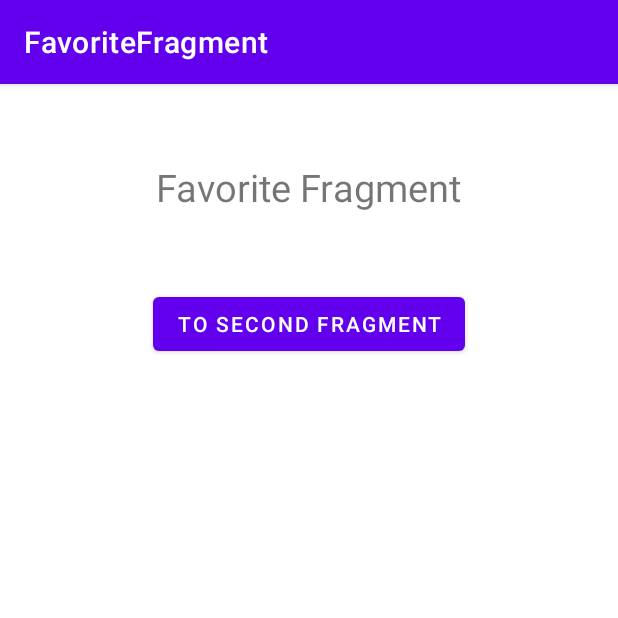
After one commit to muratalarcin/YemekTarifi, an Android app: the FavoriteFragment screen opened through its navigation route, on a phone screen of 412 x 824 dp, the top half of it. The commit adds this screen. Run offline under Robolectric (Android 15) with nearby library versions, the phone set to English and light mode, and no system bars; our stand-ins replace data binding, navigation-ui.

Commit message:
Navigation graph created

```diff
--- a/app/build.gradle
+++ b/app/build.gradle
@@ -15,6 +15,7 @@ android {
         targetSdk 33
         versionCode 1
         versionName "1.0"
+        viewBinding.enabled = true
 
         testInstrumentationRunner "androidx.test.runner.AndroidJUnitRunner"
         vectorDrawables {
--- a/app/src/main/AndroidManifest.xml
+++ b/app/src/main/AndroidManifest.xml
@@ -13,7 +13,7 @@
         android:theme="@style/Theme.YemekTarifi"
         tools:targetApi="31">
         <activity
-            android:name=".MainActivity"
+            android:name=".view.MainActivity"
             android:exported="true"
             android:label="@string/title_activity_main"
             android:theme="@style/Theme.YemekTarifi">
--- /dev/null
+++ b/app/src/main/java/com/muratalarcin/yemektarifi/view/FavoriteFragment.kt
@@ -0,0 +1,36 @@
+package com.muratalarcin.yemektarifi.view
+
+import android.os.Bundle
+import androidx.fragment.app.Fragment
+import android.view.LayoutInflater
+import android.view.View
+import android.view.ViewGroup
+import androidx.navigation.fragment.findNavController
+import com.muratalarcin.yemektarifi.R
+import com.muratalarcin.yemektarifi.databinding.FragmentFavoriteBinding
+
+class FavoriteFragment : Fragment() {
+    private var _binding: FragmentFavoriteBinding? = null
+    private val binding get() = _binding!!
+
+    override fun onCreateView(
+        inflater: LayoutInflater, container: ViewGroup?,
+        savedInstanceState: Bundle?
+    ): View {
+        _binding = FragmentFavoriteBinding.inflate(inflater, container, false)
+        return binding.root
+    }
+
+    override fun onViewCreated(view: View, savedInstanceState: Bundle?) {
+        super.onViewCreated(view, savedInstanceState)
+
+        binding.favoriteFragmentButton.setOnClickListener {
+            findNavController().navigate(R.id.action_favoriteFragment_to_listFragment)
+        }
+    }
+
+    override fun onDestroyView() {
+        super.onDestroyView()
+        _binding = null
+    }
+}
--- /dev/null
+++ b/app/src/main/java/com/muratalarcin/yemektarifi/view/ListFragment.kt
@@ -0,0 +1,37 @@
+package com.muratalarcin.yemektarifi.view
+
+import android.os.Bundle
+import androidx.fragment.app.Fragment
+import android.view.LayoutInflater
+import android.view.View
+import android.view.ViewGroup
+import androidx.navigation.fragment.findNavController
+import com.muratalarcin.yemektarifi.R
+import com.muratalarcin.yemektarifi.databinding.FragmentListBinding
+
+class ListFragment : Fragment() {
+
+    private var _binding: FragmentListBinding? = null
+    private val binding get() = _binding!!
+
+    override fun onCreateView(
+        inflater: LayoutInflater, container: ViewGroup?,
+        savedInstanceState: Bundle?
+    ): View {
+        _binding = FragmentListBinding.inflate(inflater, container, false)
+        return binding.root
+    }
+
+    override fun onViewCreated(view: View, savedInstanceState: Bundle?) {
+        super.onViewCreated(view, savedInstanceState)
+
+        binding.listFragmentButton.setOnClickListener {
+            findNavController().navigate(R.id.action_listFragment_to_detailFragment)
+        }
+    }
+
+    override fun onDestroyView() {
+        super.onDestroyView()
+        _binding = null
+    }
+}
--- /dev/null
+++ b/app/src/main/java/com/muratalarcin/yemektarifi/view/MainActivity.kt
@@ -0,0 +1,36 @@
+package com.muratalarcin.yemektarifi.view
+
+import androidx.appcompat.app.AppCompatActivity
+import android.os.Bundle
+import androidx.navigation.NavController
+import androidx.navigation.Navigation
+import androidx.navigation.fragment.NavHostFragment
+import androidx.navigation.ui.AppBarConfiguration
+import androidx.navigation.ui.setupActionBarWithNavController
+import com.muratalarcin.yemektarifi.R
+import com.muratalarcin.yemektarifi.databinding.ActivityMainBinding
+
+class MainActivity : AppCompatActivity() {
+
+    private lateinit var navigationController: NavController
+    private lateinit var appBarConfiguration: AppBarConfiguration
+    private lateinit var binding: ActivityMainBinding
+
+    override fun onCreate(savedInstanceState: Bundle?) {
+        super.onCreate(savedInstanceState)
+        binding = ActivityMainBinding.inflate(layoutInflater)
+        setContentView(binding.root)
+
+        val navHostFragment =
+            supportFragmentManager.findFragmentById(R.id.fragmentContainerView) as NavHostFragment
+        navigationController = navHostFragment.navController
+        appBarConfiguration = AppBarConfiguration(
+            setOf(R.id.listFragment, R.id.detailFragment, R.id.profilFragment, R.id.favoriteFragment)
+        )
+        setupActionBarWithNavController(navigationController, appBarConfiguration)
+    }
+
+    override fun onSupportNavigateUp(): Boolean {
+        return navigationController.navigateUp() || super.onSupportNavigateUp()
+    }
+}
--- a/app/src/main/java/com/muratalarcin/yemektarifi/ui/main/MainViewModel.kt
+++ b/app/src/main/java/com/muratalarcin/yemektarifi/viewmodel/MainViewModel.kt
@@ -1,4 +1,4 @@
-package com.muratalarcin.yemektarifi.ui.main
+package com.muratalarcin.yemektarifi.viewmodel
 
 import androidx.lifecycle.ViewModel
 
--- a/app/src/main/res/layout/activity_main.xml
+++ b/app/src/main/res/layout/activity_main.xml
@@ -1,7 +1,26 @@
 <?xml version="1.0" encoding="utf-8"?>
-<FrameLayout xmlns:android="http://schemas.android.com/apk/res/android"
+
+<androidx.constraintlayout.widget.ConstraintLayout xmlns:android="http://schemas.android.com/apk/res/android"
+    xmlns:app="http://schemas.android.com/apk/res-auto"
     xmlns:tools="http://schemas.android.com/tools"
     android:id="@+id/container"
     android:layout_width="match_parent"
     android:layout_height="match_parent"
-    tools:context=".MainActivity" />
+    tools:context=".view.MainActivity">
+
+    <androidx.fragment.app.FragmentContainerView
+        android:id="@+id/fragmentContainerView"
+        android:name="androidx.navigation.fragment.NavHostFragment"
+        android:layout_width="0dp"
+        android:layout_height="0dp"
+        android:layout_marginStart="1dp"
+        android:layout_marginTop="1dp"
+        android:layout_marginEnd="1dp"
+        android:layout_marginBottom="1dp"
+        app:defaultNavHost="true"
+        app:layout_constraintBottom_toBottomOf="parent"
+        app:layout_constraintEnd_toEndOf="parent"
+        app:layout_constraintStart_toStartOf="parent"
+        app:layout_constraintTop_toTopOf="parent"
+        app:navGraph="@navigation/nav_graph" />
+</androidx.constraintlayout.widget.ConstraintLayout>
--- /dev/null
+++ b/app/src/main/res/layout/fragment_favorite.xml
@@ -0,0 +1,33 @@
+<?xml version="1.0" encoding="utf-8"?>
+
+<layout xmlns:android="http://schemas.android.com/apk/res/android"
+    xmlns:tools="http://schemas.android.com/tools">
+
+    <LinearLayout
+        android:orientation="vertical"
+        android:layout_width="match_parent"
+        android:layout_height="match_parent"
+        tools:context=".view.FavoriteFragment">
+
+        <TextView
+            android:id="@+id/favorite_fragment_textview"
+            android:layout_width="wrap_content"
+            android:layout_height="wrap_content"
+            android:text="Favorite Fragment"
+            android:textSize="25dp"
+            android:layout_gravity="center"
+            android:layout_marginTop="50dp">
+        </TextView>
+
+        <Button
+            android:id="@+id/favorite_fragment_button"
+            android:layout_width="wrap_content"
+            android:layout_height="wrap_content"
+            android:text="To second Fragment"
+            android:layout_gravity="center"
+            android:layout_marginTop="50dp">
+        </Button>
+
+
+    </LinearLayout>
+</layout>
--- a/app/src/main/res/navigation/nav_graph.xml
+++ b/app/src/main/res/navigation/nav_graph.xml
@@ -3,26 +3,42 @@
     xmlns:app="http://schemas.android.com/apk/res-auto"
     xmlns:tools="http://schemas.android.com/tools"
     android:id="@+id/nav_graph"
-    app:startDestination="@id/FirstFragment">
+    app:startDestination="@id/listFragment">
 
     <fragment
-        android:id="@+id/FirstFragment"
-        android:name="com.muratalarcin.yemektarifi.view.FirstFragment"
-        android:label="@string/first_fragment_label"
-        tools:layout="@layout/fragment_first">
+        android:id="@+id/detailFragment"
+        android:name="com.muratalarcin.yemektarifi.view.DetailFragment"
+        android:label="DetailFragment" />
 
+    <fragment
+        android:id="@+id/listFragment"
+        android:name="com.muratalarcin.yemektarifi.view.ListFragment"
+        android:label="ListFragment" />
+
+    <fragment
+        android:id="@+id/favoriteFragment"
+        android:name="com.muratalarcin.yemektarifi.view.FavoriteFragment"
+        android:label="FavoriteFragment" >
         <action
-            android:id="@+id/action_FirstFragment_to_SecondFragment"
-            app:destination="@id/SecondFragment" />
+            android:id="@+id/action_favoriteFragment_to_listFragment"
+            app:destination="@id/listFragment" />
     </fragment>
+
     <fragment
-        android:id="@+id/SecondFragment"
-        android:name="com.muratalarcin.yemektarifi.view.SecondFragment"
-        android:label="@string/second_fragment_label"
-        tools:layout="@layout/fragment_second">
+        android:id="@+id/profilFragment"
+        android:name="com.muratalarcin.yemektarifi.view.ProfilFragment"
+        android:label="ProfilFragment" />
 
-        <action
-            android:id="@+id/action_SecondFragment_to_FirstFragment"
-            app:destination="@id/FirstFragment" />
-    </fragment>
+    <action
+        android:id="@+id/action_listFragment_to_detailFragment"
+        app:destination="@id/detailFragment" />
+
+    <action
+        android:id="@+id/action_detailFragment_to_profilFragment"
+        app:destination="@id/profilFragment" />
+
+    <action
+        android:id="@+id/action_profilFragment_to_favoriteFragment"
+        app:destination="@id/favoriteFragment" />
+
 </navigation>
--- a/app/src/main/res/values/strings.xml
+++ b/app/src/main/res/values/strings.xml
@@ -1,5 +1,5 @@
 <resources>
-    <string name="app_name">YemekTarifi</string>
+    <string name="app_name">YemenTariff</string>
     <string name="title_activity_main">MainActivity</string>
     <!-- Strings used for fragments for navigation -->
     <string name="first_fragment_label">First Fragment</string>
@@ -48,4 +48,6 @@
     <string name="title_activity_fullscreen">FullscreenActivity</string>
     <string name="dummy_button">Dummy Button</string>
     <string name="dummy_content">DUMMY\nCONTENT</string>
+    <string name="list_fragment">List Fragment</string>
+    <string name="detail_fragment">Detail Fragment</string>
 </resources>
```
Also changed, not shown: app/src/main/java/com/muratalarcin/yemektarifi/MainActivity.kt (deleted, +0 -18 lines), app/src/main/java/com/muratalarcin/yemektarifi/ui/main/MainFragment.kt (deleted, +0 -32 lines), app/src/main/java/com/muratalarcin/yemektarifi/view/DetailFragment.kt (added, +36 -0 lines), app/src/main/java/com/muratalarcin/yemektarifi/view/ProfilFragment.kt (added, +37 -0 lines), app/src/main/res/layout/fragment_detail.xml (added, +33 -0 lines), app/src/main/res/layout/fragment_list.xml (added, +33 -0 lines), app/src/main/res/layout/fragment_main.xml (deleted, +0 -20 lines), app/src/main/res/layout/fragment_profil.xml (added, +33 -0 lines).
